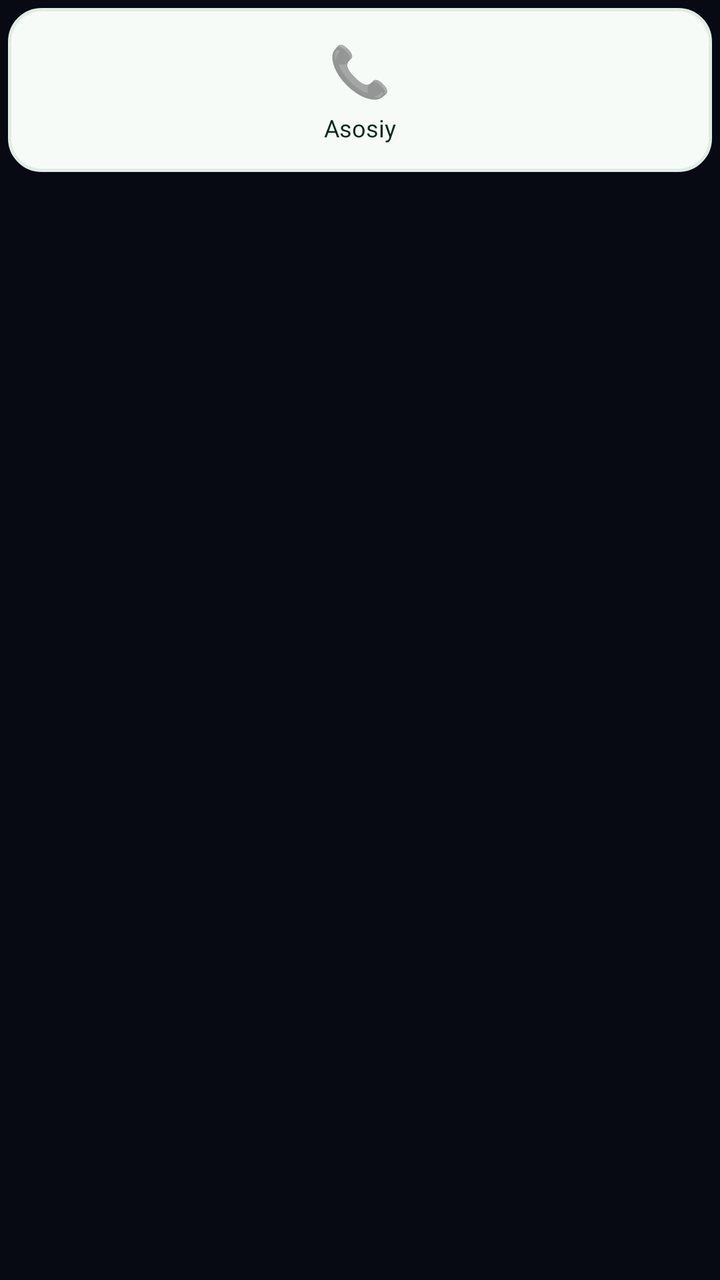
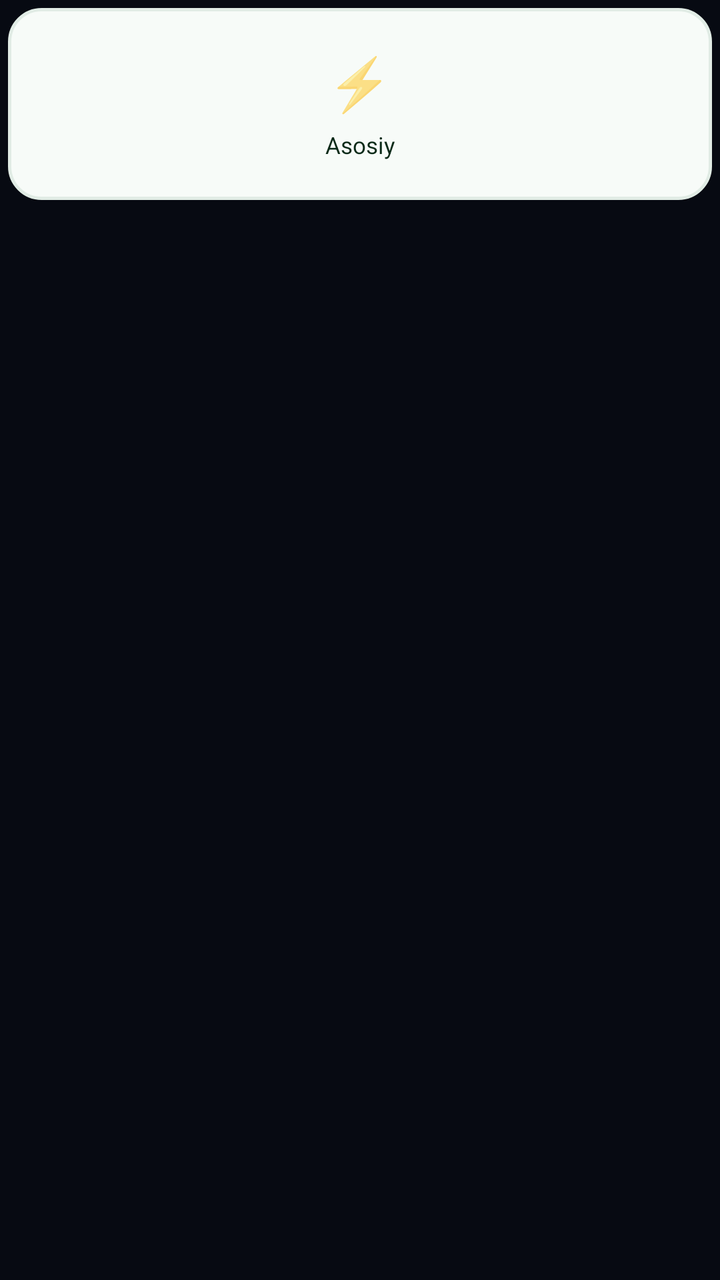

An Android layout rendered at two revisions. The XML below is the earlier revision; the diff shows what the commit changed to produce the second picture.
<!-- AndroidManifest.xml: application theme Theme.JarvisCompanion -->
<!-- res/layout/item_domain_grid_card.xml -->
<?xml version="1.0" encoding="utf-8"?>
<FrameLayout xmlns:android="http://schemas.android.com/apk/res/android"
    android:layout_width="match_parent"
    android:layout_height="wrap_content"
    android:padding="4dp">

    <LinearLayout
        android:id="@+id/cardDomainContainer"
        android:layout_width="match_parent"
        android:layout_height="82dp"
        android:background="@drawable/bg_domain_card_normal"
        android:clickable="true"
        android:focusable="true"
        android:gravity="center"
        android:orientation="vertical"
        android:padding="8dp">

        <TextView
            android:id="@+id/tvDomainCardIcon"
            android:layout_width="wrap_content"
            android:layout_height="wrap_content"
            android:text="📞"
            android:textSize="25sp" />

        <TextView
            android:id="@+id/tvDomainCardTitle"
            android:layout_width="wrap_content"
            android:layout_height="wrap_content"
            android:layout_marginTop="4dp"
            android:ellipsize="end"
            android:fontFamily="sans-serif-bold"
            android:maxLines="1"
            android:text="Asosiy"
            android:textColor="#0B2A18"
            android:textSize="12sp" />
    </LinearLayout>
</FrameLayout>
<!-- resources referenced by this layout -->
<resources>
  <!-- drawable bg_domain_card_normal (drawable) -->
  <?xml version="1.0" encoding="utf-8"?>
  <shape xmlns:android="http://schemas.android.com/apk/res/android"
      android:shape="rectangle">
      <solid android:color="#F7FBF8" />
      <corners android:radius="16dp" />
      <stroke
          android:width="1.5dp"
          android:color="#E1ECE5" />
  </shape>
  <style name="Theme.JarvisCompanion" parent="Theme.MaterialComponents.DayNight.NoActionBar">
          <item name="colorPrimary">@color/jarvis_cyan</item>
          <item name="colorPrimaryVariant">@color/jarvis_dark_cyan</item>
          <item name="colorOnPrimary">#000000</item>
          <item name="colorSecondary">@color/jarvis_accent</item>
          <item name="android:statusBarColor">@color/jarvis_bg</item>
          <item name="android:windowBackground">@color/jarvis_bg</item>
      </style>
  <color name="jarvis_cyan">#00E5FF</color>
  <color name="jarvis_dark_cyan">#00838F</color>
  <color name="jarvis_accent">#10B981</color>
  <color name="jarvis_bg">#070A12</color>
</resources>

<!-- the commit's change to res/layout/item_domain_grid_card.xml (unified diff, before → after) -->
@@ -7,31 +7,37 @@
     <LinearLayout
         android:id="@+id/cardDomainContainer"
         android:layout_width="match_parent"
-        android:layout_height="82dp"
+        android:layout_height="96dp"
         android:background="@drawable/bg_domain_card_normal"
         android:clickable="true"
         android:focusable="true"
         android:gravity="center"
         android:orientation="vertical"
-        android:padding="8dp">
+        android:paddingStart="4dp"
+        android:paddingTop="6dp"
+        android:paddingEnd="4dp"
+        android:paddingBottom="6dp">
 
         <TextView
             android:id="@+id/tvDomainCardIcon"
             android:layout_width="wrap_content"
             android:layout_height="wrap_content"
-            android:text="📞"
-            android:textSize="25sp" />
+            android:gravity="center"
+            android:text="⚡"
+            android:textSize="26sp" />
 
         <TextView
             android:id="@+id/tvDomainCardTitle"
-            android:layout_width="wrap_content"
+            android:layout_width="match_parent"
             android:layout_height="wrap_content"
-            android:layout_marginTop="4dp"
+            android:layout_marginTop="6dp"
             android:ellipsize="end"
             android:fontFamily="sans-serif-bold"
-            android:maxLines="1"
+            android:gravity="center"
+            android:lineSpacingExtra="1dp"
+            android:maxLines="2"
             android:text="Asosiy"
             android:textColor="#0B2A18"
-            android:textSize="12sp" />
+            android:textSize="11.5sp" />
     </LinearLayout>
 </FrameLayout>
